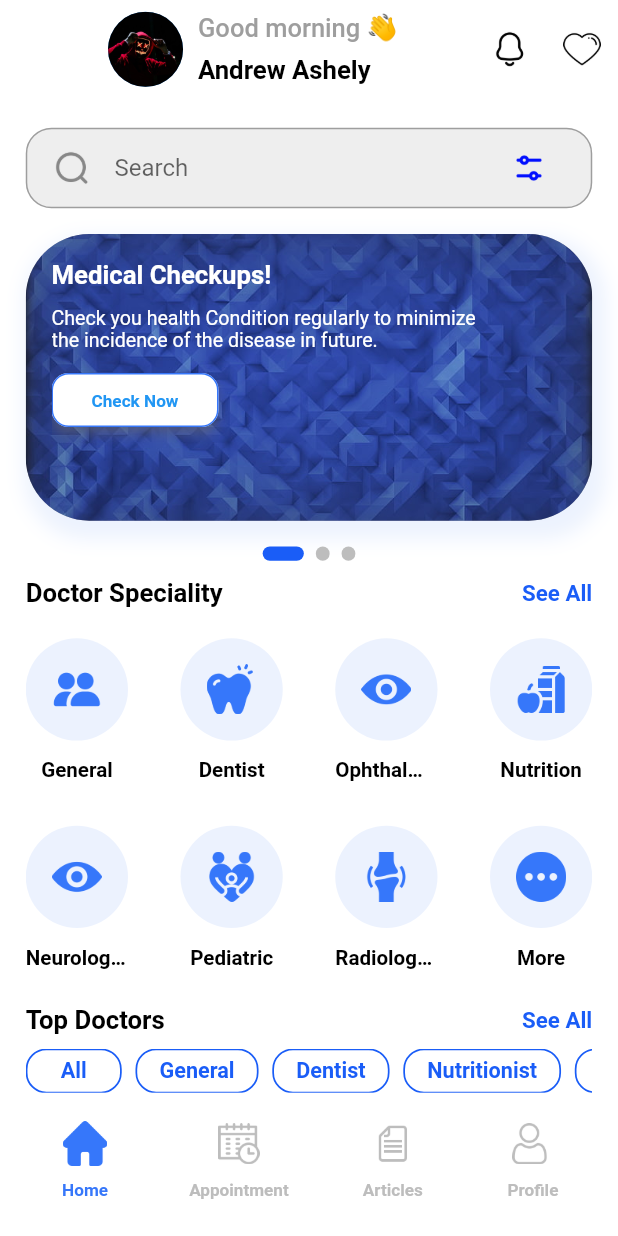
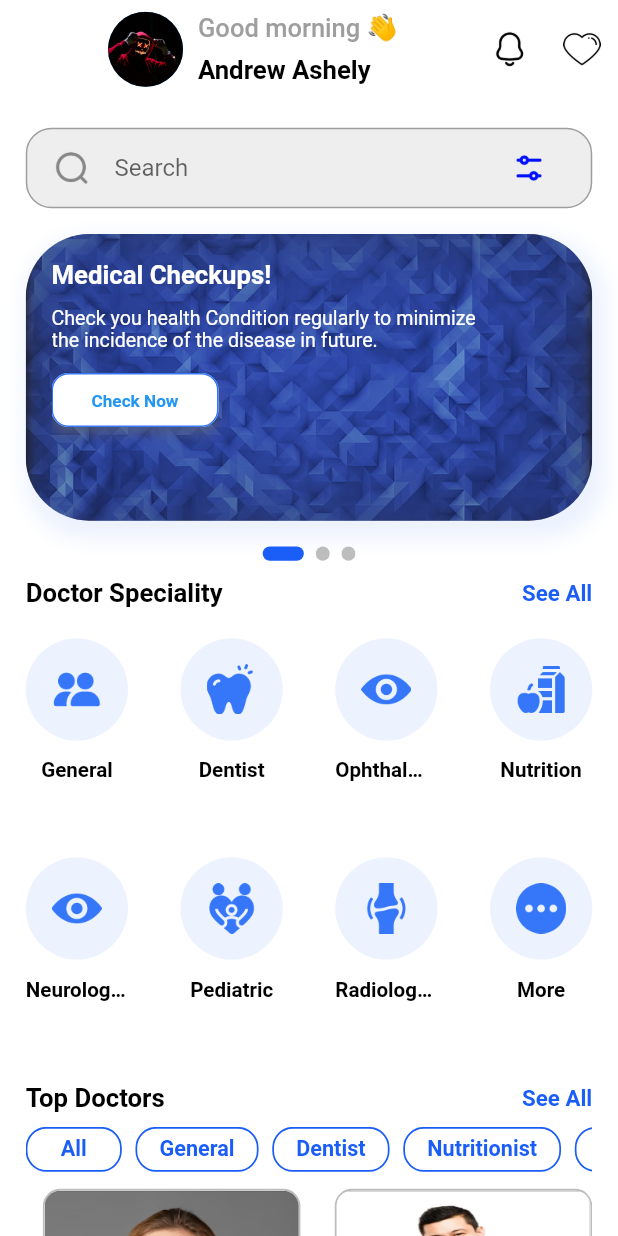
Before and after one commit to YojitSuthar/medica_app, a Flutter app: the HomePage screen opened by its route, on a phone screen of 412 x 824 dp. Run offline on Flutter 3.47's test engine with Material 2 defaults, Android fonts, the light colour scheme and no system bars; drawn by our look-alikes of smooth_page_indicator; our stand-ins replace buttons_tabbar, carousel_slider, date_picker_timeline, flutter_screenutil, get, google_fonts and 2 more; missing offline and left inert: flutter_share; accounts and stored records are empty; Roboto replaces fonts that are missing (SansJP).

```diff
--- a/lib/resources/assets_manager.dart
+++ b/lib/resources/assets_manager.dart
@@ -31,6 +31,7 @@ class ImageAssets {
   static const String patient6Image = '$IMAGES_PATH/patient6.jpeg';
   static const String patient7Image = '$IMAGES_PATH/patient7.avif';
   static const String patient8Image = '$IMAGES_PATH/patient8.jpeg';
+  static const String bookAppointment = '$IMAGES_PATH/appointmentBook.png';
 }
 
 class IconsAssets {
--- a/lib/resources/route_manager.dart
+++ b/lib/resources/route_manager.dart
@@ -1,5 +1,3 @@
-import 'package:medica/ui/screens/medica/patient_screens/home_screen/doctor_profile/patient_detail.dart';
-
 import 'import_resources.dart';
 import 'package:medica/ui/screens/screens.dart';
 
@@ -44,4 +42,5 @@ final List<GetPage<dynamic>> routes = [
       transitionDuration: const Duration(milliseconds: 350)),
   GetPage(name: "/BookAppointment", page: () =>  const BookAppointment(),),
   GetPage(name: "/PatientDetail", page: () =>  const PatientDetail()),
+  GetPage(name: "/BottomNavigation", page: () =>  const BottomNavigationScreen()),
 ];
--- a/lib/ui/screens/medica/patient_screens/home_screen/home_screen.dart
+++ b/lib/ui/screens/medica/patient_screens/home_screen/home_screen.dart
@@ -3,7 +3,6 @@ import 'package:medica/data/doctor_data.dart';
 import 'package:medica/resources/import_resources.dart';
 import 'package:medica/resources/resources.dart';
 import 'package:medica/ui/screens/reuse_widget/reuse_widget.dart';
-
 import '../../../screens.dart';
 
 class HomePage extends StatelessWidget {
@@ -20,7 +19,6 @@ class HomePage extends StatelessWidget {
     {"label": "Radiologist", "icon": IconsAssets.jointIcon},
     {"label": "More", "icon": IconsAssets.moreIcon},
   ];
-
 
   List<Map<String, String>> buttomNav = [
     {
@@ -90,7 +88,6 @@ class HomePage extends StatelessWidget {
                   ),
                 ],
               ),
-
             ],
           ),
           actions: [
@@ -192,17 +189,16 @@ class HomePage extends StatelessWidget {
                   SizedBox(
                     height: 12.h,
                   ),
-                  SizedBox(
-                    height: 200.h,
-                    child: GridView.builder(
+                  GridView.builder(
                     physics: const NeverScrollableScrollPhysics(),
                     itemCount: doctorSpeciality.length,
+                    shrinkWrap: true,
                     gridDelegate:
                         const SliverGridDelegateWithFixedCrossAxisCount(
                       crossAxisCount: 4,
                       mainAxisSpacing: 1,
                       crossAxisSpacing: 35,
-                        childAspectRatio: 0.55,
+                      childAspectRatio: 0.47,
                     ),
                     itemBuilder: (BuildContext context, int index) {
                       return Column(
@@ -210,8 +206,7 @@ class HomePage extends StatelessWidget {
                         children: [
                           CircleAvatar(
                             radius: 40,
-                              backgroundColor:
-                                  RGBColorManager.rgbWhiteBlueColor,
+                            backgroundColor: RGBColorManager.rgbWhiteBlueColor,
                             child: Image.asset(
                               doctorSpeciality[index]["icon"].toString(),
                               color: RGBColorManager.rgbDarkBlueColor,
@@ -220,8 +215,7 @@ class HomePage extends StatelessWidget {
                           ),
                           Center(
                             child: DesignText(
-                                text:
-                                    doctorSpeciality[index]["label"].toString(),
+                              text: doctorSpeciality[index]["label"].toString(),
                               fontSize: 12,
                               color: ColorManager.blackColor,
                               padding: 5,
@@ -230,7 +224,6 @@ class HomePage extends StatelessWidget {
                         ],
                       );
                     },
-                    ),
                   ),
                   Row(
                     mainAxisAlignment: MainAxisAlignment.spaceBetween,
@@ -241,7 +234,7 @@ class HomePage extends StatelessWidget {
                           color: ColorManager.blackColor,
                           padding: 10),
                       GestureDetector(
-                        onTap: (){
+                        onTap: () {
                           Get.toNamed("/TopDoctorScreen");
                         },
                         child: DesignText(
@@ -276,11 +269,11 @@ class HomePage extends StatelessWidget {
                       itemCount: DoctorData.topDoctor.length,
                       itemBuilder: (BuildContext context, index) {
                         return GestureDetector(
-                          onTap: (){
+                          onTap: () {
                             Get.to(
                               DoctorProfile(
                                 name: DoctorData.topDoctor[index]['Name'],
-                                image:DoctorData.topDoctor[index]['Image'],
+                                image: DoctorData.topDoctor[index]['Image'],
                                 review: DoctorData.topDoctor[index]['Reviews'],
                                 special: DoctorData.topDoctor[index]['Special'],
                               ),
@@ -302,8 +295,8 @@ class HomePage extends StatelessWidget {
                                     width: double.infinity,
                                     decoration: BoxDecoration(
                                         image: DecorationImage(
-                                            image: AssetImage(DoctorData.topDoctor[index]
-                                                    ["Image"]
+                                            image: AssetImage(DoctorData
+                                                .topDoctor[index]["Image"]
                                                 .toString()),
                                             fit: BoxFit.fill),
                                         borderRadius: const BorderRadius.only(
@@ -315,14 +308,18 @@ class HomePage extends StatelessWidget {
                                     width: 120.w,
                                     child: Center(
                                       child: DesignText(
-                                          text: DoctorData.topDoctor[index]["Name"].toString(),
+                                          text: DoctorData.topDoctor[index]
+                                                  ["Name"]
+                                              .toString(),
                                           fontSize: 13,
                                           color: ColorManager.blackColor,
                                           padding: 5),
                                     ),
                                   ),
                                   DesignText(
-                                      text: DoctorData.topDoctor[index]["Special"].toString(),
+                                      text: DoctorData.topDoctor[index]
+                                              ["Special"]
+                                          .toString(),
                                       fontSize: 10,
                                       color: ColorManager.greyColor,
                                       padding: 10),
@@ -337,40 +334,6 @@ class HomePage extends StatelessWidget {
                 ],
               ),
             ),
-          ),
-        ),
-        bottomNavigationBar: Container(
-          padding: const EdgeInsets.all(10),
-          height: 80.h,
-          color: ColorManager.whiteColor,
-          child: Row(
-            mainAxisAlignment: MainAxisAlignment.spaceAround,
-            children: [
-              BottumNavButton(
-                label: buttomNav[0]["label"].toString(),
-                inDex: 0,
-                onSelectImageAsset: buttomNav[0]["Select"].toString(),
-                notSelectImageAsset: buttomNav[0]["notSelect"].toString(),
-              ),
-              BottumNavButton(
-                label: buttomNav[1]["label"].toString(),
-                inDex: 1,
-                onSelectImageAsset: buttomNav[1]["Select"].toString(),
-                notSelectImageAsset: buttomNav[1]["notSelect"].toString(),
-              ),
-              BottumNavButton(
-                label: buttomNav[2]["label"].toString(),
-                inDex: 2,
-                onSelectImageAsset: buttomNav[2]["Select"].toString(),
-                notSelectImageAsset: buttomNav[2]["notSelect"].toString(),
-              ),
-              BottumNavButton(
-                label: buttomNav[3]["label"].toString(),
-                inDex: 3,
-                onSelectImageAsset: buttomNav[3]["Select"].toString(),
-                notSelectImageAsset: buttomNav[3]["notSelect"].toString(),
-              ),
-            ],
           ),
         ),
       ),
@@ -409,11 +372,14 @@ class SliderData extends StatelessWidget {
             width: 85.w,
             borderRadius: 10,
             onPressed: () {},
-            child: Text("Check Now",
+            child: Text(
+              "Check Now",
               style: TextStyle(
                 fontSize: 10.sp,
                 fontWeight: FontWeightManager.bold,
-                    color: ColorManager.blueColor)),
+                color: ColorManager.blueColor,
+              ),
+            ),
           ),
         )
       ],
--- a/lib/ui/screens/medica/patient_screens/patient.dart
+++ b/lib/ui/screens/medica/patient_screens/patient.dart
@@ -6,3 +6,6 @@ export 'home_screen/top_doctor.dart';
 export 'home_screen/doctor_profile/doctor_profile.dart';
 export 'home_screen/doctor_profile/doctor_review.dart';
 export 'home_screen/doctor_profile/book_appointment.dart';
+export 'home_screen/doctor_profile/patient_detail.dart';
+export 'bottomNavigation/bottom_navigation_screen.dart';
+export 'appointment/appointment_screen.dart';
--- a/lib/ui/screens/medica/patient_screens/user_fill_profile/user_fill_profile.dart
+++ b/lib/ui/screens/medica/patient_screens/user_fill_profile/user_fill_profile.dart
@@ -2,6 +2,7 @@ import 'package:flutter/material.dart';
 import 'package:medica/provider/provider.dart';
 import 'package:medica/resources/import_resources.dart';
 import 'package:medica/resources/resources.dart';
+import 'package:medica/ui/screens/medica/patient_screens/bottomNavigation/bottom_navigation_screen.dart';
 import 'package:medica/ui/screens/reuse_widget/reuse_widget.dart';
 
 class UserFillProfile extends StatelessWidget {
@@ -169,7 +170,8 @@ class UserFillProfile extends StatelessWidget {
                       width: 400,
                       color: RGBColorManager.rgbDarkBlueColor,
                       onPressed: () {
-                        Get.offAllNamed("/HomePage");
+                        Get.offAllNamed("/BottomNavigation");
+
                       },
                       borderRadius: 30,
                       child: const Text("Continue"),
--- a/lib/ui/screens/reuse_widget/tabbar_design.dart
+++ b/lib/ui/screens/reuse_widget/tabbar_design.dart
@@ -6,10 +6,11 @@ import 'package:medica/resources/resources.dart';
 class TabBarDesign extends StatelessWidget {
   TabBarDesign({
     super.key,
-    required this.tabs,
+    required this.tabs, required this.contentPadding,
   });
 
   List<Widget> tabs;
+  final double contentPadding;
 
   @override
   Widget build(BuildContext context) {
@@ -25,7 +26,7 @@ class TabBarDesign extends StatelessWidget {
           color: ColorManager.whiteColor,
           fontWeight: FontWeight.bold,
         ),
-        contentPadding: const EdgeInsets.symmetric(horizontal: 20).r,
+        contentPadding: EdgeInsets.symmetric(horizontal: contentPadding).r,
         borderColor: RGBColorManager.rgbDarkBlueColor,
         radius: 20,
         borderWidth: 2,
--- a/lib/ui/screens/reuse_widget/text_filed/normal_textfield.dart
+++ b/lib/ui/screens/reuse_widget/text_filed/normal_textfield.dart
@@ -14,6 +14,7 @@ class NormalTextFiled extends StatelessWidget {
     this.prefixIcon,
     this.child,
     this.keyboardType,
+    this.maxLine,
   });
 
   final String hintText;
@@ -25,6 +26,7 @@ class NormalTextFiled extends StatelessWidget {
   final bool readOnly;
   final Color color;
   final TextInputType? keyboardType;
+  final int? maxLine;
 
   @override
   Widget build(BuildContext context) {
@@ -41,6 +43,7 @@ class NormalTextFiled extends StatelessWidget {
         children: [
           Expanded(
               child: TextFormField(
+                maxLines: maxLine,
             textInputAction: TextInputAction.next,
             controller: controller,
             readOnly: readOnly,
```
Also changed, not shown: lib/ui/screens/medica/patient_screens/appointment/appointment_screen.dart (added, +76 -0 lines), lib/ui/screens/medica/patient_screens/bottomNavigation/bottom_navigation_screen.dart (added, +61 -0 lines), lib/ui/screens/medica/patient_screens/home_screen/doctor_profile/book_appointment.dart (+15 -10 lines), lib/ui/screens/medica/patient_screens/home_screen/doctor_profile/doctor_profile.dart (+7 -5 lines), lib/ui/screens/medica/patient_screens/home_screen/doctor_profile/patient_detail.dart (+79 -4 lines), lib/ui/screens/medica/patient_screens/home_screen/top_doctor.dart (+15 -2 lines), assets/images/appointmentBook.png (added). Lines whose indentation alone changed are shown as unchanged.
